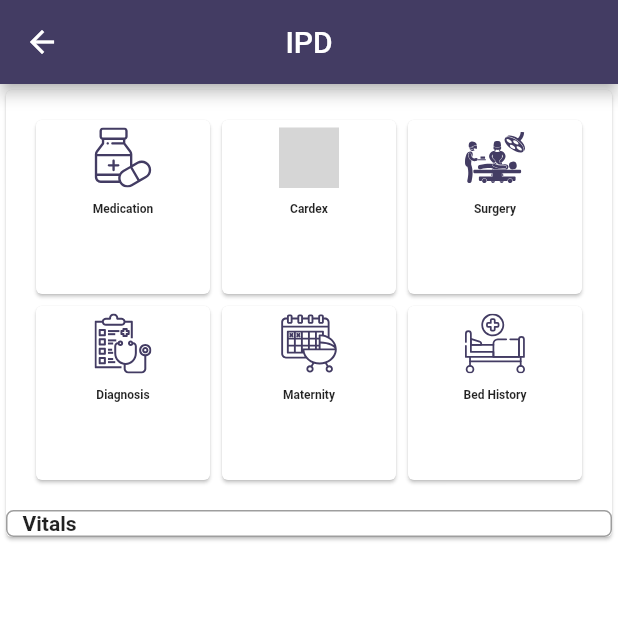
After one commit to abdulnasiricp/hospital-app, a Flutter app: the IPD screen opened directly, on a phone screen of 412 x 824 dp, the top half of it. The commit adds this screen. Run offline on Flutter 3.47's test engine with Material 2 defaults, Android fonts, the phone set to English and light mode, and no system bars; our stand-ins replace buttons_tabbar, carousel_slider, flutter_screenutil, flutter_svg, fluttertoast, get and 5 more; missing offline and left inert: flutter_cached_pdfview, flutter_downloader, flutter_file_downloader, flutter_share, internet_connectivity_checker; accounts and stored records are empty; project files that could hold a hidden picture were left out; grey boxes are pictures that could not be loaded.

Commit message:
ui update ipd

```diff
--- a/lib/bottomscreen/Profile/profile.dart
+++ b/lib/bottomscreen/Profile/profile.dart
@@ -198,7 +198,8 @@ class _ProfileState extends State<Profile> {
                               ),
                             ),
                           ),
-                        )),
+                        )
+                        ),
                       ),
                     ]),
                     Padding(
--- /dev/null
+++ b/lib/bottomscreen/home/Patient Screens/Category/IPD/IPD.dart
@@ -0,0 +1,299 @@
+// ignore_for_file: file_names, camel_case_types, non_constant_identifier_names, deprecated_member_use, sized_box_for_whitespace
+
+import 'package:TezHealthCare/bottomscreen/home/Patient%20Screens/Category/Transcation/Direct_bill.dart';
+import 'package:TezHealthCare/bottomscreen/home/Patient%20Screens/Category/Transcation/Pathology_bill.dart';
+import 'package:TezHealthCare/bottomscreen/home/Patient%20Screens/Category/Transcation/ambulance_bill.dart';
+import 'package:TezHealthCare/bottomscreen/home/Patient%20Screens/Category/Transcation/bloodbank.dart';
+import 'package:TezHealthCare/bottomscreen/home/Patient%20Screens/Category/Transcation/pharmacy_bill.dart';
+import 'package:TezHealthCare/bottomscreen/home/Patient%20Screens/Category/Transcation/radiology_bill.dart';
+import 'package:TezHealthCare/utils/colors.dart';
+import 'package:TezHealthCare/utils/notifirecolors.dart';
+import 'package:flutter/material.dart';
+import 'package:flutter_screenutil/flutter_screenutil.dart';
+import 'package:flutter_svg/flutter_svg.dart';
+import 'package:get/route_manager.dart';
+import 'package:provider/provider.dart';
+class IPD extends StatefulWidget {
+  // classonst IPD({super.key});
+
+  @override
+  State<IPD> createState() => _IPDState();
+}
+
+class _IPDState extends State<IPD>{
+  late ColorNotifier notifier;
+  TextEditingController dateinput = TextEditingController();
+  @override
+  Widget build(BuildContext context) {
+    notifier = Provider.of<ColorNotifier>(context, listen: true);
+    return ScreenUtilInit(
+      builder: (_, child) => Scaffold(
+          appBar: AppBar(
+            title: const Text('IPD'),
+            centerTitle: true,
+            backgroundColor: darkYellow,
+            // elevation: 0,
+          ),
+          backgroundColor: Colors.white,
+          body: SingleChildScrollView(
+            child: Card(
+              elevation: 1,
+              child: Column(
+                children: [
+                  Padding(
+                    padding: const EdgeInsets.all(8.0),
+                    child: Column(
+                      children: [
+                        Padding(
+                          padding: const EdgeInsets.all(8.0),
+                          child: GridView.count(
+                            crossAxisCount: 3,
+                            shrinkWrap:
+                            true, // Set to true to make the GridView scrollable within the Column
+                            children: [
+                              InkWell(
+                                onTap: () {
+                                  Get.to(() => const DirectBill());
+                                },
+                                child: Container(
+                                  width: 100,
+                                  height: 100,
+                                  child: Card(
+                                    child: Column(
+                                      children: [
+                                        const SizedBox(
+                                          height: 5,
+                                        ),
+                                        Container(
+                                          width: 40,
+                                          height: 40,
+                                          child: SvgPicture.asset(
+                                              'assets/Medication.svg',
+                                              width: 15,
+                                              height: 15,
+                                              color: darkYellow),
+                                        ),
+                                        const SizedBox(
+                                          height: 10,
+                                        ),
+                                        const Text("Medication",
+                                            style: TextStyle(
+                                              fontSize: 8,
+                                              fontWeight: FontWeight.bold,
+                                            ))
+                                      ],
+                                    ),
+                                  ),
+                                ),
+                              ),
+                              InkWell(
+                                onTap: () {
+                                  Get.to(() => const PathologyBill());
+                                },
+                                child: Container(
+                                  width: 100,
+                                  height: 100,
+                                  child: Card(
+                                    child: Column(
+                                      children: [
+                                        const SizedBox(
+                                          height: 5,
+                                        ),
+                                        Container(
+                                          width: 40,
+                                          height: 40,
+                                          child: SvgPicture.asset(
+                                              'assets/bill.svg',
+                                              width: 15,
+                                              height: 15,
+                                              color: darkYellow),
+                                        ),
+                                        const SizedBox(
+                                          height: 10,
+                                        ),
+                                        const Text("Cardex",
+                                            style: TextStyle(
+                                              fontSize: 8,
+                                              fontWeight: FontWeight.bold,
+                                            ))
+                                      ],
+                                    ),
+                                  ),
+                                ),
+                              ),
+                              InkWell(
+                                onTap: () {
+                                  Get.to(() => const RadiologyBill());
+                                },
+                                child: Container(
+                                  width: 100,
+                                  height: 100,
+                                  child: Card(
+                                    child: Column(
+                                      children: [
+                                        const SizedBox(
+                                          height: 5,
+                                        ),
+                                        Container(
+                                          width: 40,
+                                          height: 40,
+                                          child: SvgPicture.asset(
+                                              'assets/surgery.svg',
+                                              width: 15,
+                                              height: 15,
+                                              color: darkYellow),
+                                        ),
+                                        const SizedBox(
+                                          height: 10,
+                                        ),
+                                        const Text("Surgery",
+                                            style: TextStyle(
+                                              fontSize: 8,
+                                              fontWeight: FontWeight.bold,
+                                            ))
+                                      ],
+                                    ),
+                                  ),
+                                ),
+                              ),
+                              InkWell(
+                                onTap: () {
+                                  Get.to(() => const BloodBank());
+                                },
+                                child: Container(
+                                  width: 100,
+                                  height: 100,
+                                  child: Card(
+                                    child: Column(
+                                      children: [
+                                        const SizedBox(
+                                          height: 5,
+                                        ),
+                                        Container(
+                                          width: 40,
+                                          height: 40,
+                                          child: SvgPicture.asset(
+                                              'assets/Diagnosis.svg',
+                                              width: 15,
+                                              height: 15,
+                                              color: darkYellow),
+                                        ),
+                                        const SizedBox(
+                                          height: 10,
+                                        ),
+                                        const Text("Diagnosis",
+                                            style: TextStyle(
+                                              fontSize: 8,
+                                              fontWeight: FontWeight.bold,
+                                            ))
+                                      ],
+                                    ),
+                                  ),
+                                ),
+                              ),
+                              InkWell(
+                                onTap: () {
+                                  Get.to(() => const PharmacyBill());
+                                },
+                                child: Container(
+                                  width: 100,
+                                  height: 100,
+                                  child: Card(
+                                    child: Column(
+                                      children: [
+                                        const SizedBox(
+                                          height: 5,
+                                        ),
+                                        Container(
+                                          width: 40,
+                                          height: 40,
+                                          child: SvgPicture.asset(
+                                              'assets/Maternity.svg',
+                                              width: 15,
+                                              height: 15,
+                                              color: darkYellow),
+                                        ),
+                                        const SizedBox(
+                                          height: 10,
+                                        ),
+                                        const Text("Maternity",
+                                            style: TextStyle(
+                                              fontSize: 8,
+                                              fontWeight: FontWeight.bold,
+                                            ))
+                                      ],
+                                    ),
+                                  ),
+                                ),
+                              ),
+                              InkWell(
+                                onTap: () {
+                                  Get.to(() => const AmbulanceBill());
+                                },
+                                child: Container(
+                                  width: 100,
+                                  height: 100,
+                                  child: Card(
+                                    child: Column(
+                                      children: [
+                                        const SizedBox(
+                                          height: 5,
+                                        ),
+                                        Container(
+                                          width: 40,
+                                          height: 40,
+                                          child: SvgPicture.asset(
+                                              'assets/bed_history.svg',
+                                              width: 15,
+                                              height: 15,
+                                              color: darkYellow),
+                                        ),
+                                        const SizedBox(
+                                          height: 10,
+                                        ),
+                                        const Text("Bed History",
+                                            style: TextStyle(
+                                              fontSize: 8,
+                                              fontWeight: FontWeight.bold,
+                                            ))
+                                      ],
+                                    ),
+                                  ),
+                                ),
+                              ),
+                            ],
+                          ),
+                        )
+                      ],
+                    ),
+                  ),
+                  Container(
+                    padding: const EdgeInsets.only(left: 10.0),
+                    decoration: BoxDecoration(
+                      border: Border.all(
+                        color: Colors.grey, // Border color
+                        width: 1.0,          // Border width
+                      ),
+                      borderRadius: BorderRadius.circular(5.0), // Optional: Add rounded corners
+                    ),
+                    child: Row(
+                      mainAxisAlignment: MainAxisAlignment.start,
+                      children: [
+                        const Text(
+                          "Vitals",
+                          style: TextStyle(
+                            fontWeight: FontWeight.bold,
+                            fontSize: 14,
+                          ),
+                        ),
+                      ],
+                    ),
+                  )
+
+                ],
+              ),
+            ),
+          )),
+    );
+  }
+}
```
Also changed, not shown: lib/bottomscreen/home/Patient Screens/Patient_home.dart (+38 -38 lines), lib/check.dart (added, +307 -0 lines), assets/Diagnosis.svg (added), assets/Maternity.svg (added), assets/Medication.svg (added).
